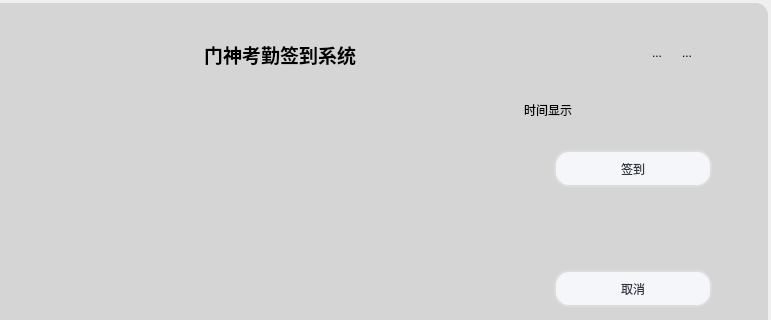
The window that CDSignInSystem/mainwindow.ui (ClearDewy/CDSignInSystem) describes before a commit, drawn with Qt 5; both pictures show x 176 to 947 and y 0 to 320 of the 947 by 592 pixel window.
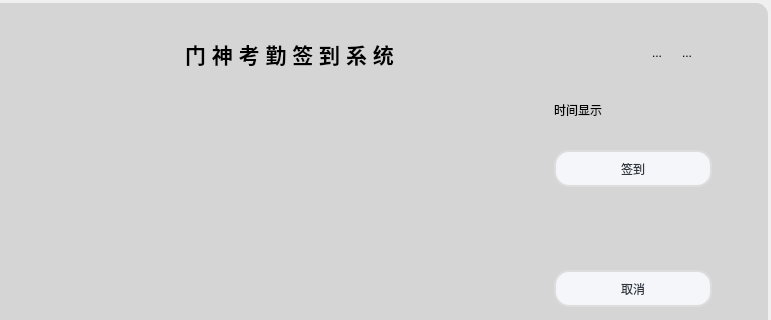
The same window after the commit.

What changed in the file:
```diff
--- a/CDSignInSystem/mainwindow.ui
+++ b/CDSignInSystem/mainwindow.ui
@@ -59,7 +59,7 @@
    <widget class="QLabel" name="Time">
     <property name="geometry">
      <rect>
-      <x>700</x>
+      <x>730</x>
       <y>100</y>
       <width>191</width>
       <height>20</height>
@@ -294,14 +294,17 @@
    <widget class="QLabel" name="label">
     <property name="geometry">
      <rect>
-      <x>380</x>
+      <x>310</x>
       <y>30</y>
-      <width>184</width>
+      <width>311</width>
       <height>49</height>
      </rect>
     </property>
+    <property name="styleSheet">
+     <string notr="true"/>
+    </property>
     <property name="text">
-     <string>&lt;html&gt;&lt;head/&gt;&lt;body&gt;&lt;p&gt;&lt;span style=&quot; font-size:14pt; font-weight:700;&quot;&gt;门神考勤签到系统&lt;/span&gt;&lt;/p&gt;&lt;/body&gt;&lt;/html&gt;</string>
+     <string>&lt;html&gt;&lt;head/&gt;&lt;body&gt;&lt;p align=&quot;center&quot;&gt;&lt;span style=&quot; font-size:16pt; font-weight:700;&quot;&gt;门 神 考 勤 签 到 系 统&lt;/span&gt;&lt;/p&gt;&lt;/body&gt;&lt;/html&gt;</string>
     </property>
    </widget>
   </widget>
```
